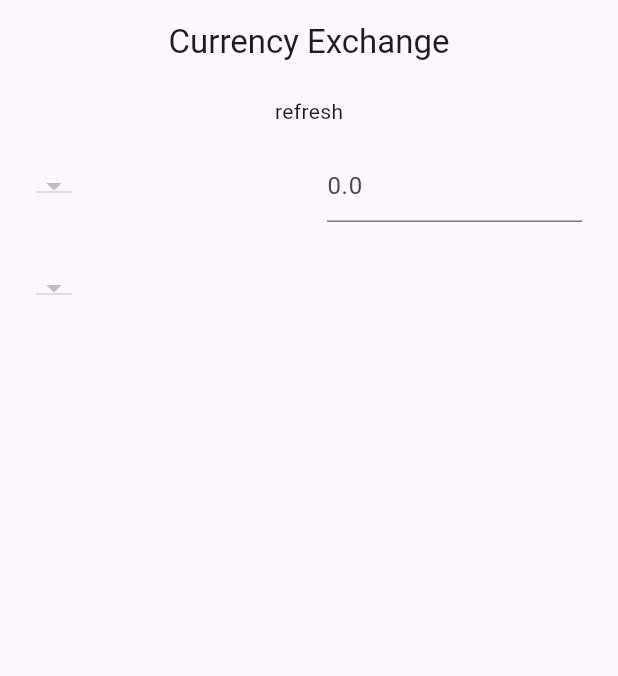
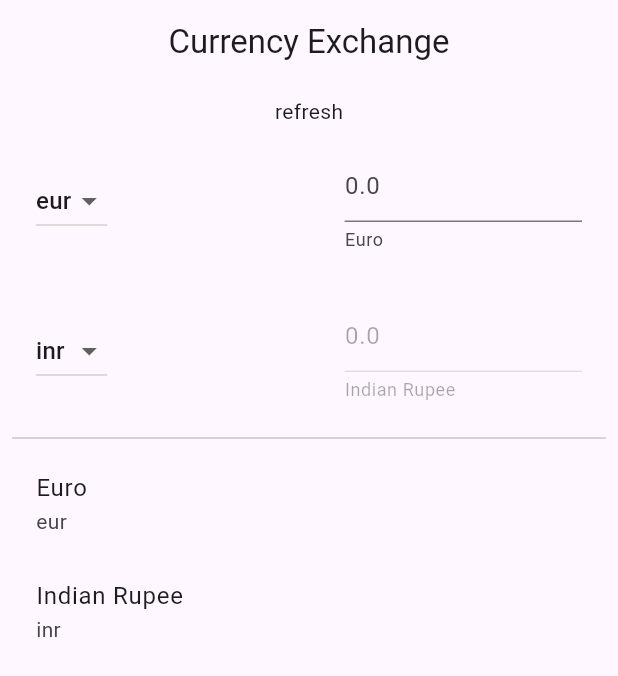
Before and after one commit to sunnydodti/currency_converter, a Flutter app: the screen it shows after launch, after a tap on "refresh", on a phone screen of 412 x 824 dp. Shown: the top 676 px of the screen. Run offline on Flutter 3.47's test engine with Material 3 defaults, Android fonts, the phone set to English and light mode, and no system bars; our stand-ins replace hive_ce, hive_ce_flutter, shared_preferences; accounts and stored records are empty; network calls fail.

Commit message:
refactor - get data for each currency seperately

```diff
--- /dev/null
+++ b/lib/data/constants.dart
@@ -0,0 +1,9 @@
+class Constants {
+  static String box = 'currency_box';
+
+  static String selected = 'selected';
+  static String target = 'target';
+  static String amount = 'amount';
+
+  static String  currenciesList = 'currenciesList';
+}
--- a/lib/data/file_db.dart
+++ b/lib/data/file_db.dart
@@ -1,3 +1,10 @@
+import '../models/currency_code.dart';
+
 class FileDb {
+  static List<CurrencyCode> currenciesList = [];
 
+  static CurrencyCode selected = CurrencyCode(name: "Euro", code: "eur");
+  static CurrencyCode target = CurrencyCode(name: "Indian Rupee", code: "inr");
+
+  static double amount = 0.0;
 }
--- a/lib/main.dart
+++ b/lib/main.dart
@@ -1,7 +1,11 @@
 import 'package:currency_converter/pages/search_page.dart';
 import 'package:flutter/material.dart';
 
-void main() {
+import 'service/startup_service.dart';
+
+void main() async {
+  WidgetsFlutterBinding.ensureInitialized();
+  await StartupService.init();
   runApp(const MyApp());
 }
 
--- /dev/null
+++ b/lib/models/currency_code.dart
@@ -0,0 +1,20 @@
+class CurrencyCode {
+  final String name;
+  final String code;
+
+  CurrencyCode({required this.name, required this.code});
+
+  factory CurrencyCode.fromJson(Map<dynamic, dynamic> json) {
+    return CurrencyCode(
+      name: json['name'],
+      code: json['code'],
+    );
+  }
+
+  Map<String, String> toJson() {
+    return {
+      'name': name,
+      'code': code,
+    };
+  }
+}
--- /dev/null
+++ b/lib/models/exchange_rate.dart
@@ -0,0 +1,13 @@
+class ExchangeRate {
+  final String code;
+  final double rate;
+
+  ExchangeRate({required this.code, required this.rate});
+
+  factory ExchangeRate.fromJson(Map<dynamic, dynamic> json) {
+    return ExchangeRate(
+      code: json['code'],
+      rate: double.parse(json['rate'].toString()),
+    );
+  }
+}
--- a/lib/pages/search_page.dart
+++ b/lib/pages/search_page.dart
@@ -1,12 +1,14 @@
-import 'dart:convert';
+import 'dart:async';
 
-import 'package:currency_converter/models/currency.dart';
-import 'package:currency_converter/widgets/result_tile.dart';
+import 'package:currency_converter/data/file_db.dart';
+import 'package:currency_converter/models/exchange_rate.dart';
 import 'package:flutter/material.dart';
 import 'package:flutter/services.dart';
-import 'package:http/http.dart' as http;
+import 'package:hive_ce/hive.dart';
 
-import '../widgets/currency_tile.dart';
+import '../data/constants.dart';
+import '../models/currency_code.dart';
+import '../service/api_service.dart';
 
 class SearchPage extends StatefulWidget {
   const SearchPage({super.key});
@@ -16,21 +18,26 @@ class SearchPage extends StatefulWidget {
 }
 
 class _SearchPageState extends State<SearchPage> {
-  List<Currency> _currencies = [];
-  List<double> exchangeRates = [];
+  Box box = Hive.box(Constants.box);
 
-  Currency? selectedCurrency;
-  Currency? resultCurrency;
+  List<CurrencyCode> _currencies = [];
+  List<ExchangeRate> exchangeRates = [];
+
+  late CurrencyCode selected;
+  late CurrencyCode target;
   double amount = 0.0;
 
   String currencyDate = "";
   TextEditingController searchController = TextEditingController();
+  TextEditingController resultController = TextEditingController();
+
+  Timer _debounce = Timer(Duration(milliseconds: 1), () {});
 
   @override
   void initState() {
     // TODO: implement initState
     super.initState();
-    _initializeCurrencies();
+    _initializeDefaults();
   }
 
   @override
@@ -44,11 +51,12 @@ class _SearchPageState extends State<SearchPage> {
             GestureDetector(
               child: Text("refresh"),
               onTap: () {
-                _initializeCurrencies();
+                _initializeDefaults();
               },
             ),
             _buildSearch(),
             _buildResults(),
+            Divider(),
             _buildCurrencies(),
             _buildCurrencyList(),
           ],
@@ -62,9 +70,9 @@ class _SearchPageState extends State<SearchPage> {
       child: ListView.builder(
         itemCount: _currencies.length,
         itemBuilder: (context, index) {
-          return CurrencyTile(
-            currency: _currencies[index],
-            multiplier: amount,
+          return ListTile(
+            title: Text(_currencies[index].name),
+            subtitle: Text(_currencies[index].code),
           );
         },
       ),
@@ -76,18 +84,20 @@ class _SearchPageState extends State<SearchPage> {
       padding: const EdgeInsets.all(16.0),
       child: Row(
         children: [
-          DropdownButton<Currency>(
-            value: selectedCurrency,
-            items: _currencies.map((Currency currency) {
-              return DropdownMenuItem<Currency>(
+          DropdownButton<CurrencyCode>(
+            value: selected,
+            items: _currencies.map((CurrencyCode currency) {
+              return DropdownMenuItem<CurrencyCode>(
                 value: currency,
                 child: Text(currency.code),
               );
             }).toList(),
             onChanged: (value) {
               setState(() {
-                selectedCurrency = value;
+                selected = value!;
               });
+
+              // trigger a debounced search
             },
           ),
           Spacer(),
@@ -96,6 +106,8 @@ class _SearchPageState extends State<SearchPage> {
               controller: searchController,
               decoration: InputDecoration(
                 hintText: "0.0",
+                helperText: selected.name,
+                helperStyle: TextStyle(overflow: TextOverflow.fade),
               ),
               keyboardType: TextInputType.number,
               inputFormatters: [FilteringTextInputFormatter.digitsOnly],
@@ -105,6 +117,14 @@ class _SearchPageState extends State<SearchPage> {
                   return;
                 }
                 setState(() => amount = double.parse(value));
+
+                // trigger a debounced search
+                Timer(Duration(milliseconds: 1000), () {
+                  _debounce.cancel();
+                  _debounce = Timer(Duration(milliseconds: 1000), () {
+                    _search();
+                  });
+                });
               },
             ),
           ),
@@ -118,30 +138,50 @@ class _SearchPageState extends State<SearchPage> {
       padding: const EdgeInsets.all(16.0),
       child: Row(
         children: [
-          DropdownButton<Currency>(
-            value: resultCurrency,
-            items: _currencies.map((Currency currency) {
-              return DropdownMenuItem<Currency>(
+          DropdownButton<CurrencyCode>(
+            value: target,
+            items: _currencies.map((CurrencyCode currency) {
+              return DropdownMenuItem<CurrencyCode>(
                 value: currency,
                 child: Text(currency.code),
               );
             }).toList(),
             onChanged: (value) {
               setState(() {
-                resultCurrency = value;
+                target = value!;
               });
             },
           ),
           Spacer(),
-          ResultTile(result: _resultAmount()),
+          Expanded(
+            child: TextField(
+              enabled: false,
+              controller: resultController,
+              decoration: InputDecoration(
+                hintText: "0.0",
+                helperText: target.name,
+                helperStyle: TextStyle(overflow: TextOverflow.fade),
+              ),
+              readOnly: true,
+            ),
+          ),
+          // ResultTile(result: _resultAmount()),
         ],
       ),
     );
   }
 
   String? _resultAmount() {
-    String? result = selectedCurrency?.getRateFor(resultCurrency!, amount);
-    return result;
+    if (exchangeRates.isEmpty) return null;
+
+    ExchangeRate? rate = exchangeRates.firstWhere(
+        (element) => element.code == target.code,
+        orElse: () => ExchangeRate(code: "", rate: 0.0));
+    if (rate.rate != 0.0) {
+      double result = amount * rate.rate;
+      return result.toStringAsFixed(2);
+    }
+    return "0.0";
   }
 
   Widget _buildCurrencies() {
@@ -156,56 +196,32 @@ class _SearchPageState extends State<SearchPage> {
     }
   }
 
-  void _initializeCurrencies() async {
-    Map<String, String> currencies = await _getCurrencyList();
-    Map<dynamic, dynamic> exchangeRates = await _getExchangeRates();
-    List<Currency> currencyList = [];
-    List<double> exchangeRateList = [];
-    for (var key in currencies.keys) {
-      currencyList.add(Currency(
-          name: currencies[key]!,
-          code: key.toUpperCase(),
-          rate: _parseCurrency(exchangeRates[key])));
-      exchangeRateList.add(0.0);
-    }
-    _currencies.clear();
+  void _initializeDefaults() {
+    _currencies = FileDb.currenciesList;
+
+    selected = FileDb.selected;
+    target = FileDb.target;
+
+    _currencies.removeWhere((e) => e.code == selected.code);
+    _currencies.removeWhere((e) => e.code == target.code);
+    _currencies.add(selected);
+    _currencies.add(target);
+
+    amount = FileDb.amount;
+    setState(() {});
+  }
+
+  void _search() async {
+    List<Map<dynamic, dynamic>> result =
+        await ApiService.getExchangeRate(selected.code);
+    if (result.isEmpty) return;
+
+    exchangeRates = List<ExchangeRate>.from(result.map((x) {
+      return ExchangeRate.fromJson(x);
+    }));
+
     setState(() {
-      _currencies = currencyList;
-      // exchangeRates = exchangeRateList;
+      resultController.text = _resultAmount() ?? "";
     });
   }
-
-  Future<Map<String, String>> _getCurrencyList() async {
-    Map<String, String> currencies = {};
-
-    try {
-      final response = await http.get(Uri.parse(
-          'https://cdn.jsdelivr.net/npm/@fawazahmed0/currency-api@latest/v1/currencies.json'));
-      if (response.statusCode == 200) {
-        final Map<String, dynamic> data = json.decode(response.body);
-        data.forEach((key, value) {
-          currencies[key] = value;
-        });
-      }
-    } catch (e) {
-      print(e);
-    }
-    return currencies;
-  }
-
-  Future<Map<dynamic, dynamic>> _getExchangeRates() async {
-    Map<String, dynamic> exchangeRates = {};
-
-    try {
-      final response = await http.get(Uri.parse(
-          'https://cdn.jsdelivr.net/npm/@fawazahmed0/currency-api@latest/v1/currencies/eur.json'));
-      if (response.statusCode == 200) {
-        final Map<String, dynamic> data = json.decode(response.body);
-        exchangeRates = data['eur'];
-      }
-    } catch (e) {
-      print(e);
-    }
-    return exchangeRates;
-  }
 }
--- /dev/null
+++ b/lib/service/api_service.dart
@@ -0,0 +1,56 @@
+import 'dart:convert';
+
+import 'package:http/http.dart' as http;
+
+class ApiService {
+  static final String _currencyListUrl =
+      'https://cdn.jsdelivr.net/npm/@fawazahmed0/currency-api@latest/v1/currencies.json';
+  static final String _exchangeRateUrl =
+      'https://cdn.jsdelivr.net/npm/@fawazahmed0/currency-api@__date__/v1/currencies/__code__.json';
+
+  static Future<List<Map<String, String>>> getCurrencyList() async {
+    List<Map<String, String>> currencies = [];
+
+    try {
+      final response = await http.get(Uri.parse(_currencyListUrl));
+      if (response.statusCode == 200) {
+        final Map<String, dynamic> data = json.decode(response.body);
+
+        data.forEach((key, value) {
+          currencies.add({"name": value, "code": key});
+        });
+      }
+    } catch (e) {
+      print(e);
+    }
+    return currencies;
+  }
+
+  static Future<List<Map<dynamic, dynamic>>> getExchangeRate(String code) async {
+    List<Map<dynamic, dynamic>> exchangeRate = [];
+
+    try {
+      String date = DateTime.now().toUtc().toIso8601String().substring(0, 10);
+      String url = _exchangeRateUrl.replaceFirst('__code__', code);
+      url = url.replaceFirst('__date__', date);
+
+      final response = await http.get(Uri.parse(url));
+
+      if (response.statusCode != 200) return exchangeRate;
+      Map<String, dynamic> data = json.decode(response.body);
+      if (!data.containsKey(code) || data[code].isEmpty) {
+        return exchangeRate;
+      }
+      // data[code].map((key, value) {
+      //   exchangeRate.add({"name": key, "rate": value});
+      // });
+      for (var key in data[code].keys) {
+        exchangeRate.add({"code": key, "rate": data[code][key]});
+      }
+
+    } catch (e) {
+      print(e);
+    }
+    return exchangeRate;
+  }
+}
--- /dev/null
+++ b/lib/service/startup_service.dart
@@ -0,0 +1,59 @@
+import 'package:currency_converter/data/file_db.dart';
+import 'package:currency_converter/service/api_service.dart';
+import 'package:currency_converter/service/shared_preference_service.dart';
+import 'package:hive_ce_flutter/adapters.dart';
+
+import '../data/constants.dart';
+import '../models/currency_code.dart';
+
+class StartupService {
+  static Future<void> init() async {
+    await _init();
+
+    // await getSharedPreferences();
+    // await getCurrencyList();
+    // await getExchangeRates();
+  }
+
+  static Future<void> _init() async {
+    await _initHive();
+    await _initDB();
+  }
+
+  static Future<void> _initHive() async {
+    await SharedPreferenceService.init();
+    await Hive.initFlutter();
+    await Hive.openBox(Constants.box);
+  }
+
+  static Future<void> _initDB() async {
+    Box box = Hive.box(Constants.box);
+
+    final selected = box.get(Constants.selected);
+    final target = box.get(Constants.target);
+    final amount = box.get(Constants.amount);
+
+    if (selected != null) FileDb.selected = CurrencyCode.fromJson(selected);
+    if (target != null) FileDb.target = CurrencyCode.fromJson(target);
+    if (amount != null) FileDb.amount = double.parse(amount.toString());
+
+    List<dynamic>? currenciesList = box.get(Constants.currenciesList);
+    currenciesList ??= await ApiService.getCurrencyList();
+
+    if (currenciesList.isNotEmpty) {
+      await box.put(Constants.currenciesList, currenciesList);
+      FileDb.currenciesList = List<CurrencyCode>.from(
+        currenciesList.map((x) {
+          return CurrencyCode.fromJson(x);
+        }));
+    }
+  }
+
+  static Future<void> getCurrencyList() async {
+    // Do some initial work here
+  }
+
+  static Future<void> getExchangeRates() async {
+    // Do some initial work here
+  }
+}
--- a/pubspec.yaml
+++ b/pubspec.yaml
@@ -10,10 +10,12 @@ dependencies:
   cupertino_icons: ^1.0.8
   flutter:
     sdk: flutter
+  hive_ce: ^2.10.1
+  hive_ce_flutter: ^2.2.0
   http: ^1.3.0
+  shared_preferences: ^2.5.2
 
 dev_dependencies:
-
   flutter_lints: ^5.0.0
   flutter_test:
     sdk: flutter
```
Also changed, not shown: lib/service/shared_preference_service.dart (added, +71 -0 lines), pubspec.lock.
